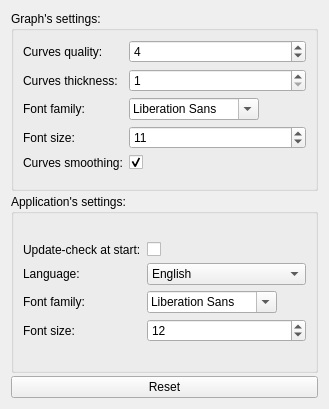
Above: Windows/settings.ui from AdelKS/ZeGrapher before the change. Below: the same form after it.
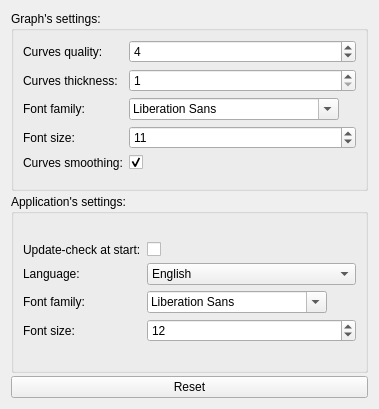
That is the form after the change. Icons and pictures are not drawn.

```diff
--- a/Windows/settings.ui
+++ b/Windows/settings.ui
@@ -6,7 +6,7 @@
    <rect>
     <x>0</x>
     <y>0</y>
-    <width>329</width>
+    <width>379</width>
     <height>409</height>
    </rect>
   </property>
@@ -144,7 +144,7 @@
         </property>
         <property name="maximumSize">
          <size>
-          <width>130</width>
+          <width>210</width>
           <height>16777215</height>
          </size>
         </property>
@@ -227,7 +227,7 @@
      </property>
      <layout class="QFormLayout" name="formLayout_2">
       <property name="rowWrapPolicy">
-       <enum>QFormLayout::WrapLongRows</enum>
+       <enum>QFormLayout::DontWrapRows</enum>
       </property>
       <property name="labelAlignment">
        <set>Qt::AlignLeading|Qt::AlignLeft|Qt::AlignVCenter</set>
@@ -331,7 +331,7 @@
         </property>
         <property name="maximumSize">
          <size>
-          <width>130</width>
+          <width>180</width>
           <height>16777215</height>
          </size>
         </property>
```
